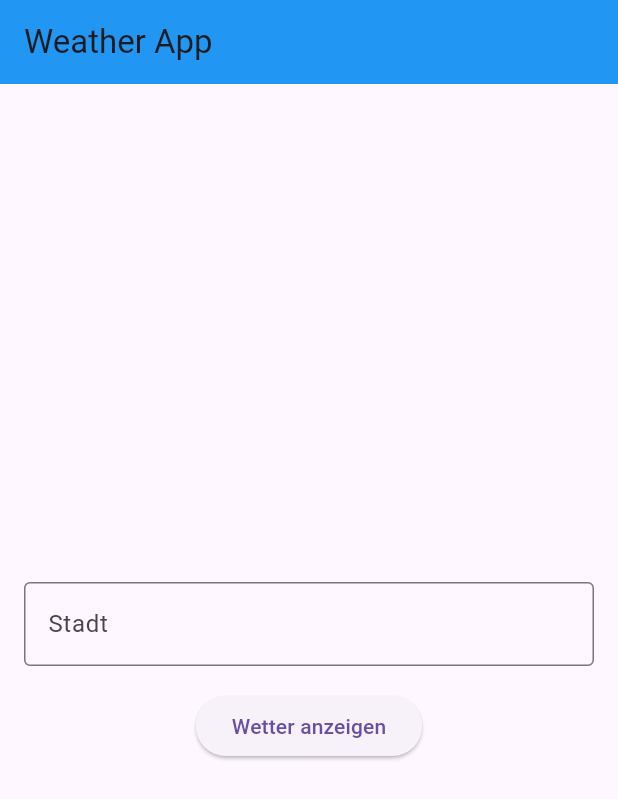
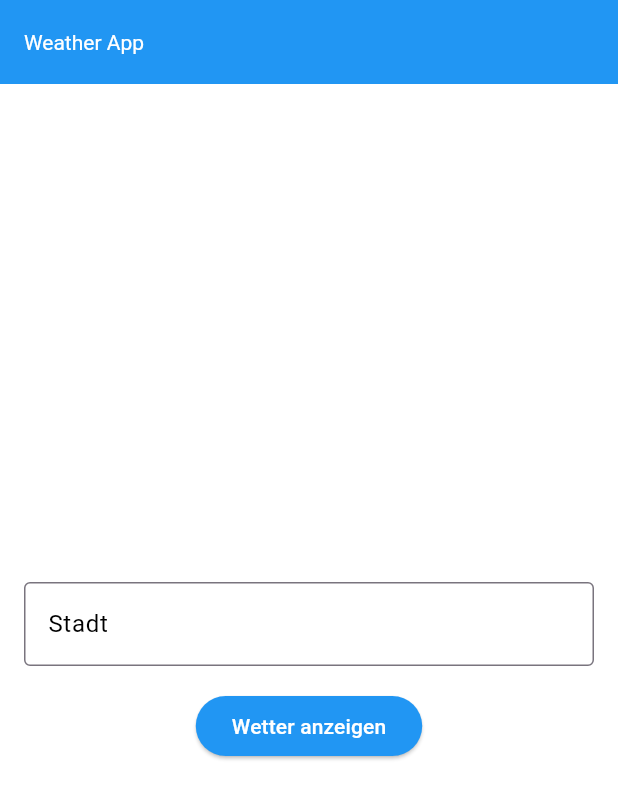
Before and after one commit to miggi92/flutter-weather, a Flutter app: the screen it shows after launch, on a phone screen of 412 x 824 dp. Shown: the top 799 px of the screen. Run offline on Flutter 3.47's test engine with Material 3 defaults, Android fonts, the phone set to English and light mode, and no system bars; our stand-ins replace flutter_dotenv, geolocator.

Commit message:
style: :lipstick: updated themes

```diff
--- a/lib/themes/dark_theme.dart
+++ b/lib/themes/dark_theme.dart
@@ -1,10 +1,51 @@
 // themes/dark_theme.dart
+
 import 'package:flutter/material.dart';
 
 ThemeData darkTheme = ThemeData(
-  primarySwatch: Colors.blueGrey,
   brightness: Brightness.dark,
+  primaryColor: Colors.grey[900],
+  scaffoldBackgroundColor: Colors.grey[800],
   appBarTheme: AppBarTheme(
     backgroundColor: Colors.grey[900],
+    titleTextStyle: const TextStyle(
+      color: Colors.white,
+    ),
+    iconTheme: const IconThemeData(
+      color: Colors.white,
+    ),
+  ),
+  textTheme: TextTheme(
+    headlineMedium: TextStyle(
+      color: Colors.white,
+      fontSize: 20.0,
+      fontWeight: FontWeight.bold,
+    ),
+    headlineSmall: TextStyle(
+      color: Colors.grey[300],
+      fontSize: 16.0,
+    ),
+    bodyMedium: TextStyle(
+      color: Colors.grey[300],
+    ),
+  ),
+  elevatedButtonTheme: ElevatedButtonThemeData(
+    style: ElevatedButton.styleFrom(
+      backgroundColor: Colors.blue[300],
+      foregroundColor: Colors.grey[900],
+    ),
+  ),
+  cardTheme: CardTheme(
+    color: Colors.grey[700],
+  ),
+  inputDecorationTheme: InputDecorationTheme(
+    labelStyle: TextStyle(
+      color: Colors.grey[400],
+    ),
+    border: OutlineInputBorder(
+      borderSide: BorderSide(
+        color: Colors.grey[600]!,
+      ),
+    ),
   ),
 );
--- a/lib/themes/light_theme.dart
+++ b/lib/themes/light_theme.dart
@@ -1,10 +1,51 @@
 // themes/light_theme.dart
+
 import 'package:flutter/material.dart';
 
 ThemeData lightTheme = ThemeData(
-  primarySwatch: Colors.blue,
   brightness: Brightness.light,
+  primaryColor: Colors.blue,
+  scaffoldBackgroundColor: Colors.white,
   appBarTheme: const AppBarTheme(
     backgroundColor: Colors.blue,
+    titleTextStyle: TextStyle(
+      color: Colors.white,
+    ),
+    iconTheme: IconThemeData(
+      color: Colors.white,
+    ),
+  ),
+  textTheme: const TextTheme(
+    headlineMedium: TextStyle(
+      color: Colors.black,
+      fontSize: 20.0,
+      fontWeight: FontWeight.bold,
+    ),
+    headlineSmall: TextStyle(
+      color: Colors.grey,
+      fontSize: 16.0,
+    ),
+    bodyMedium: TextStyle(
+      color: Colors.black,
+    ),
+  ),
+  elevatedButtonTheme: ElevatedButtonThemeData(
+    style: ElevatedButton.styleFrom(
+      backgroundColor: Colors.blue,
+      foregroundColor: Colors.white,
+    ),
+  ),
+  cardTheme: const CardTheme(
+    color: Colors.white,
+  ),
+  inputDecorationTheme: const InputDecorationTheme(
+    labelStyle: TextStyle(
+      color: Colors.black,
+    ),
+    border: OutlineInputBorder(
+      borderSide: BorderSide(
+        color: Colors.grey,
+      ),
+    ),
   ),
 );
```
